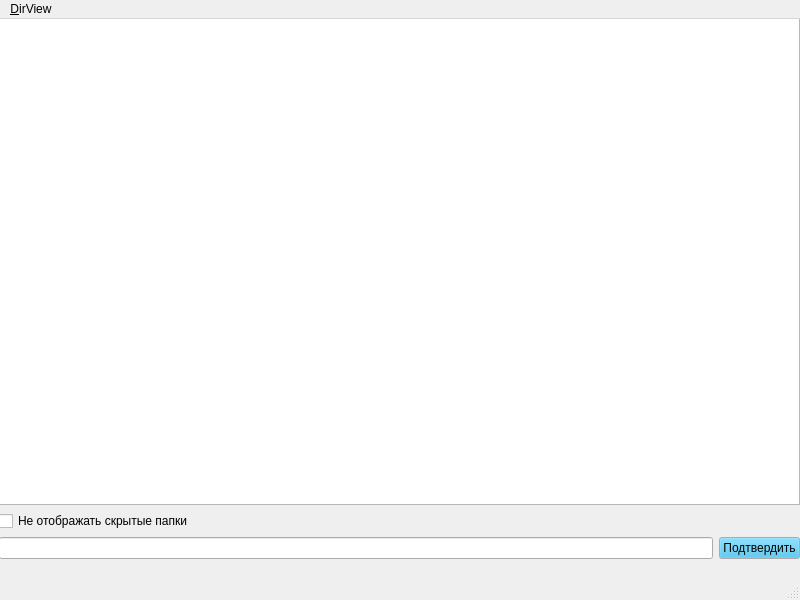
Old version of the form mainwindow.ui in the repository TheElderRoll/DirView.
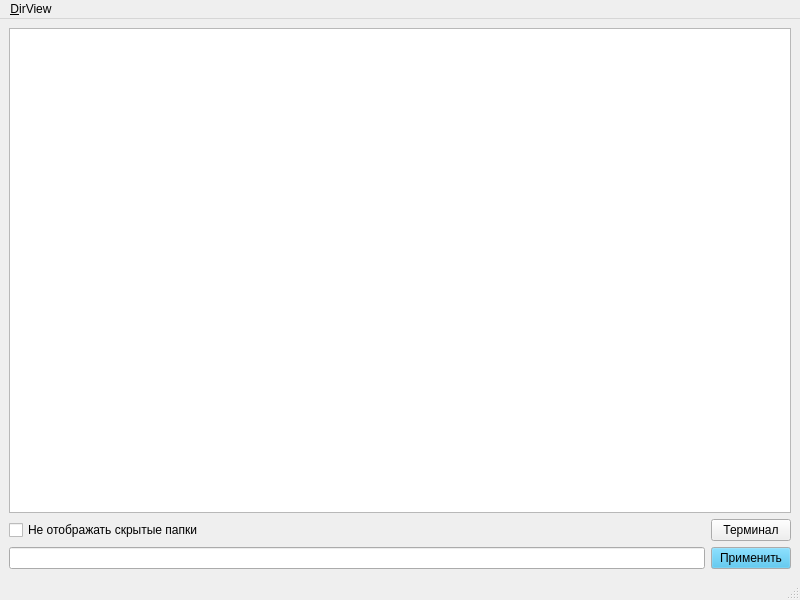
New version of the form.

Commit message: Terminal and filters

What changed in the file:
```diff
--- a/mainwindow.ui
+++ b/mainwindow.ui
@@ -14,15 +14,14 @@
    <string>MainWindow</string>
   </property>
   <widget class="QWidget" name="centralwidget">
-   <widget class="QWidget" name="gridLayoutWidget">
-    <property name="geometry">
-     <rect>
-      <x>-1</x>
-      <y>-1</y>
-      <width>801</width>
-      <height>541</height>
-     </rect>
-    </property>
+   <property name="sizePolicy">
+    <sizepolicy hsizetype="Expanding" vsizetype="Expanding">
+     <horstretch>0</horstretch>
+     <verstretch>0</verstretch>
+    </sizepolicy>
+   </property>
+   <layout class="QVBoxLayout" name="verticalLayout">
+    <item>
     <layout class="QGridLayout" name="gridLayout">
      <property name="sizeConstraint">
       <enum>QLayout::SetDefaultConstraint</enum>
@@ -103,7 +102,7 @@
         </palette>
        </property>
        <property name="text">
-        <string>Подтвердить</string>
+         <string>Применить</string>
        </property>
       </widget>
      </item>
@@ -117,8 +116,16 @@
        </property>
       </widget>
      </item>
-    </layout>
-   </widget>
+      <item row="1" column="1">
+       <widget class="QPushButton" name="termButton">
+        <property name="text">
+         <string>Терминал</string>
+        </property>
+       </widget>
+      </item>
+     </layout>
+    </item>
+   </layout>
   </widget>
   <widget class="QMenuBar" name="menubar">
    <property name="geometry">
```
Lines whose indentation alone changed are shown as unchanged. The commit also changes 2 other files.
